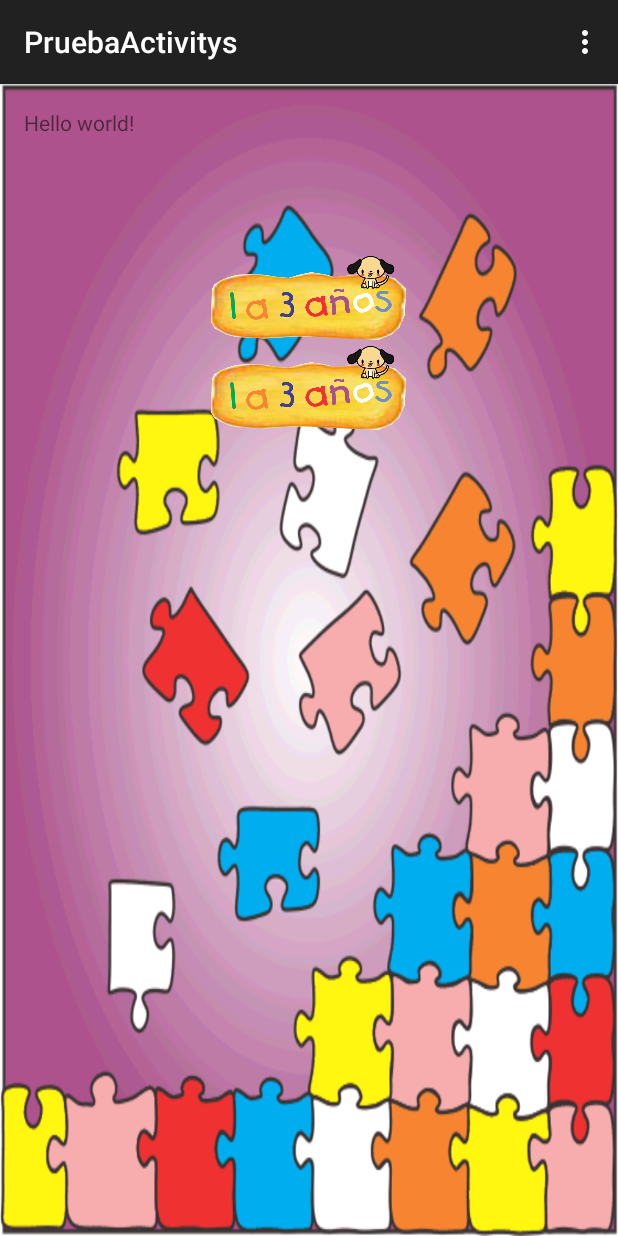
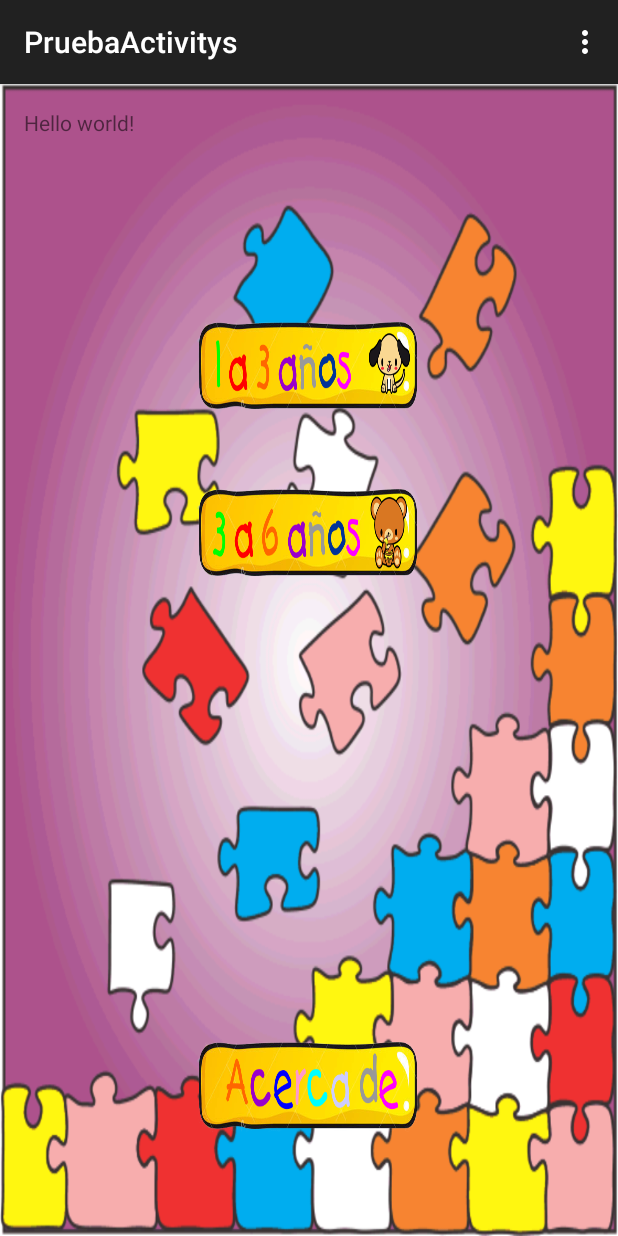
Before and after one commit to juaguzman/PruebaActivityss, an Android app: the screen it shows after launch (MainActivity), on a phone screen of 412 x 824 dp. Run offline under Robolectric (Android 15) with nearby library versions, the phone set to English and light mode, and no system bars.

Commit message:
casi listo 2

```diff
--- a/app/src/main/res/layout/fragment_main.xml
+++ b/app/src/main/res/layout/fragment_main.xml
@@ -12,20 +12,34 @@
         android:id="@+id/textView" />
 
     <Button
-        android:layout_width="130dp"
+        android:layout_width="150dp"
         android:layout_height="60dp"
         android:id="@+id/btn1a3"
+        android:background="@drawable/botones1"
         android:layout_below="@+id/textView"
         android:layout_centerHorizontal="true"
-        android:layout_marginTop="75dp"
-        android:background="@drawable/btn1" />
+        android:layout_marginTop="123dp" />
 
     <Button
-        android:layout_width="130dp"
+        android:layout_width="150dp"
         android:layout_height="60dp"
         android:id="@+id/btn3a6"
+        android:background="@drawable/boton2"
         android:layout_below="@+id/btn1a3"
-        android:layout_centerHorizontal="true"
-        android:background="@drawable/btn1" />
+        android:layout_alignLeft="@+id/btn1a3"
+        android:layout_alignStart="@+id/btn1a3"
+        android:layout_marginTop="51dp" />
+
+    <Button
+        android:layout_width="150dp"
+        android:layout_height="60dp"
+        android:id="@+id/btnAcerca"
+        android:background="@drawable/acercade"
+        android:padding="50dp"
+        android:paddingTop="50dp"
+        android:layout_alignParentBottom="true"
+        android:layout_alignLeft="@+id/btn3a6"
+        android:layout_alignStart="@+id/btn3a6"
+        android:layout_marginBottom="53dp" />
 
 </RelativeLayout>
```
Also changed, not shown: app/src/main/java/app/example/juancarlos/com/pruebaactivitys/activityP2.java (+17 -0 lines), app/src/main/java/app/example/juancarlos/com/pruebaactivitys/juegoanimales.java (+14 -2 lines), app/src/main/res/drawable/familiaanim.xml (added, +7 -0 lines), app/src/main/res/layout/prueba2.xml (+10 -16 lines), app/src/main/res/drawable/acercade.png (added), app/src/main/res/drawable/boton2.png (added), app/src/main/res/drawable/botones1.png (added), app/src/main/res/drawable/familiaicon.png (added).
